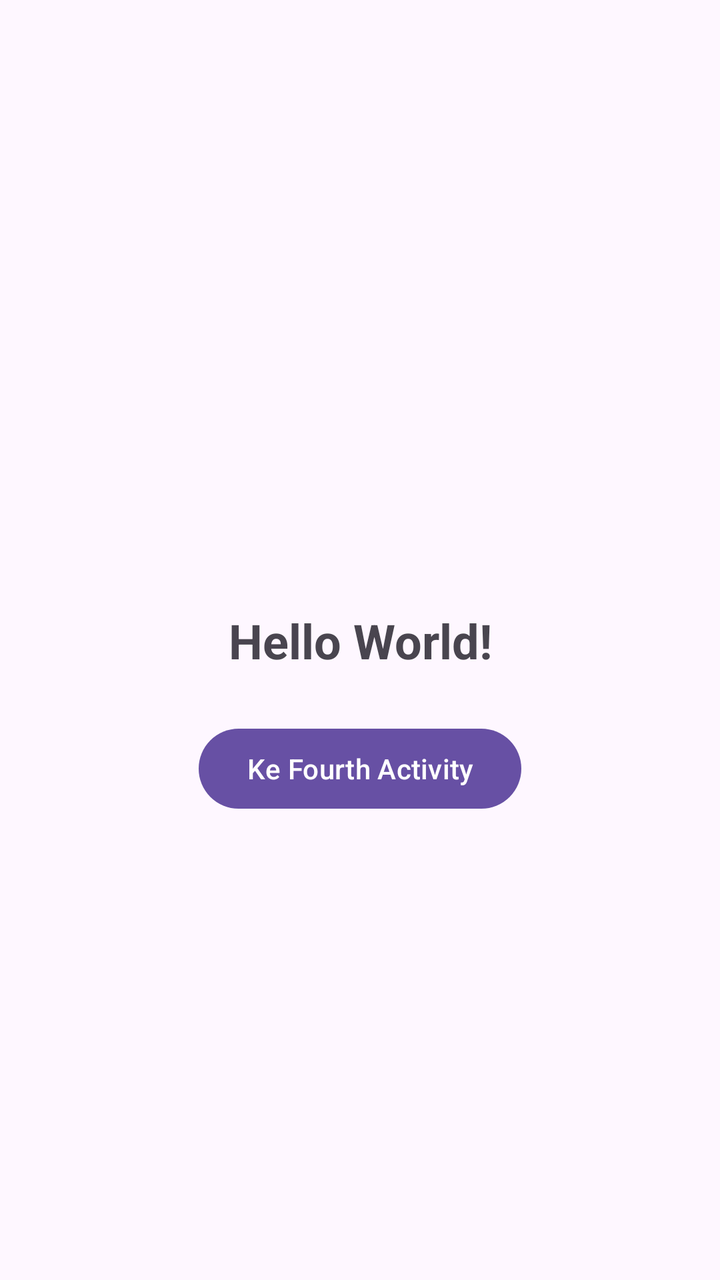
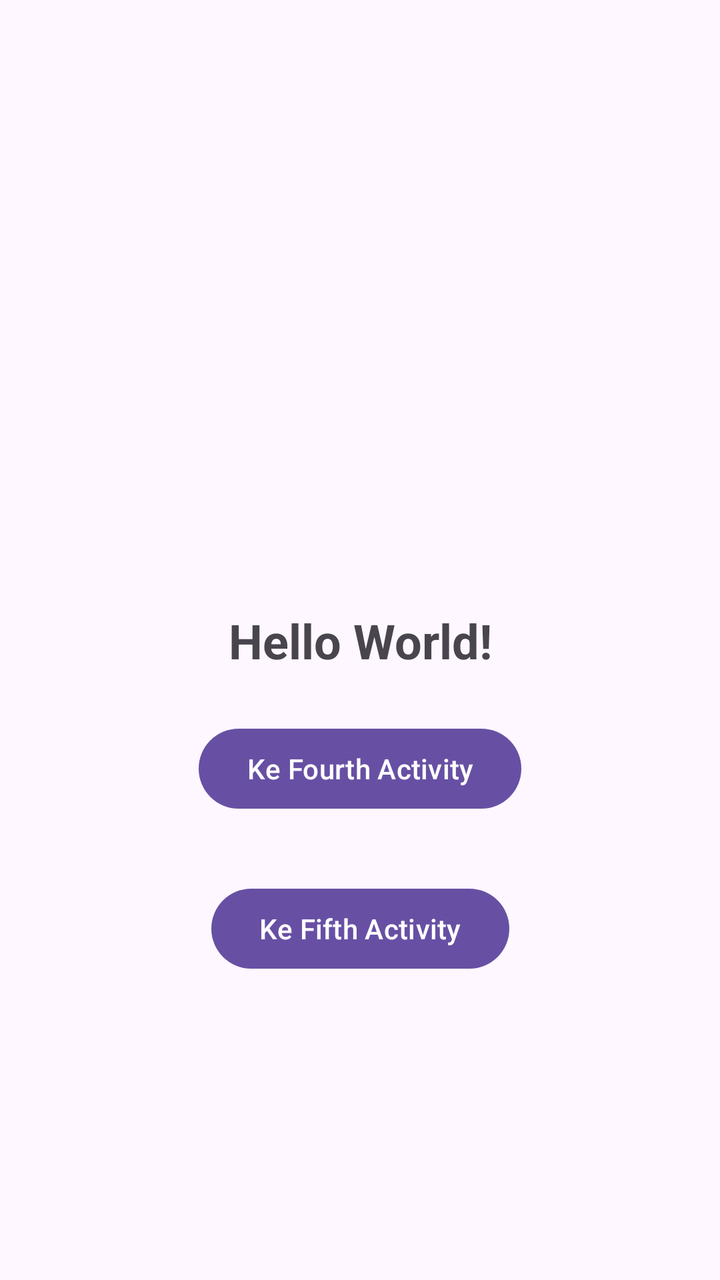

The first picture is an Android layout as it rendered before a commit; the second is the same layout after the commit. The layout source and the unified diff follow.
<!-- AndroidManifest.xml: application theme Theme.Marsnailah -->
<!-- res/layout/activity_main.xml -->
<?xml version="1.0" encoding="utf-8"?>
<androidx.constraintlayout.widget.ConstraintLayout
    xmlns:android="http://schemas.android.com/apk/res/android"
    xmlns:app="http://schemas.android.com/apk/res-auto"
    xmlns:tools="http://schemas.android.com/tools"
    android:id="@+id/main"
    android:layout_width="match_parent"
    android:layout_height="match_parent"
    tools:context=".MainActivity">

    <TextView
        android:id="@+id/tvHello"
        android:layout_width="wrap_content"
        android:layout_height="wrap_content"
        android:text="Hello World!"
        android:textSize="24sp"
        android:textStyle="bold"
        app:layout_constraintBottom_toBottomOf="parent"
        app:layout_constraintEnd_toEndOf="parent"
        app:layout_constraintStart_toStartOf="parent"
        app:layout_constraintTop_toTopOf="parent" />

    <Button
        android:id="@+id/btnToFourth"
        android:layout_width="wrap_content"
        android:layout_height="wrap_content"
        android:text="Ke Fourth Activity"
        app:layout_constraintEnd_toEndOf="parent"
        app:layout_constraintStart_toStartOf="parent"
        app:layout_constraintTop_toBottomOf="@+id/tvHello"
        android:layout_marginTop="24dp" />

</androidx.constraintlayout.widget.ConstraintLayout>
<!-- resources referenced by this layout -->
<resources>
  <style name="Theme.Marsnailah" parent="Base.Theme.Marsnailah" />
  <style name="Base.Theme.Marsnailah" parent="Theme.Material3.DayNight.NoActionBar">
          
          
      </style>
</resources>

<!-- the commit's change to res/layout/activity_main.xml (unified diff, before → after) -->
@@ -30,4 +30,14 @@
         app:layout_constraintTop_toBottomOf="@+id/tvHello"
         android:layout_marginTop="24dp" />
 
+    <Button
+        android:id="@+id/btnToFifth"
+        android:layout_width="wrap_content"
+        android:layout_height="wrap_content"
+        android:layout_marginTop="104dp"
+        android:text="Ke Fifth Activity"
+        app:layout_constraintEnd_toEndOf="parent"
+        app:layout_constraintStart_toStartOf="parent"
+        app:layout_constraintTop_toBottomOf="@+id/tvHello" />
+
 </androidx.constraintlayout.widget.ConstraintLayout>
